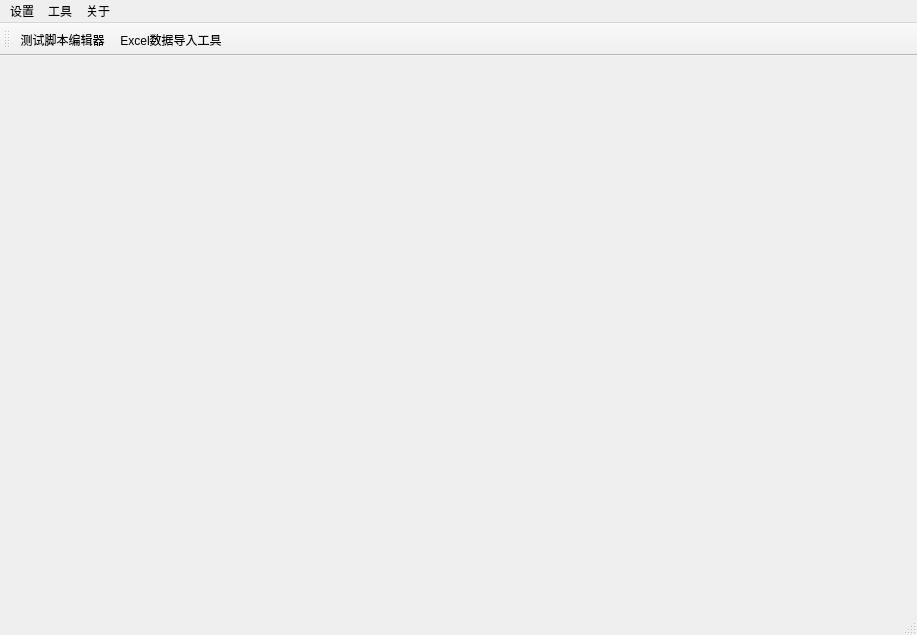
Above: src/NeoToolKits/UI/Form/MainWindowDialog.ui from JaneYih/QT_NeoToolKits before the change. Below: the same form after it.
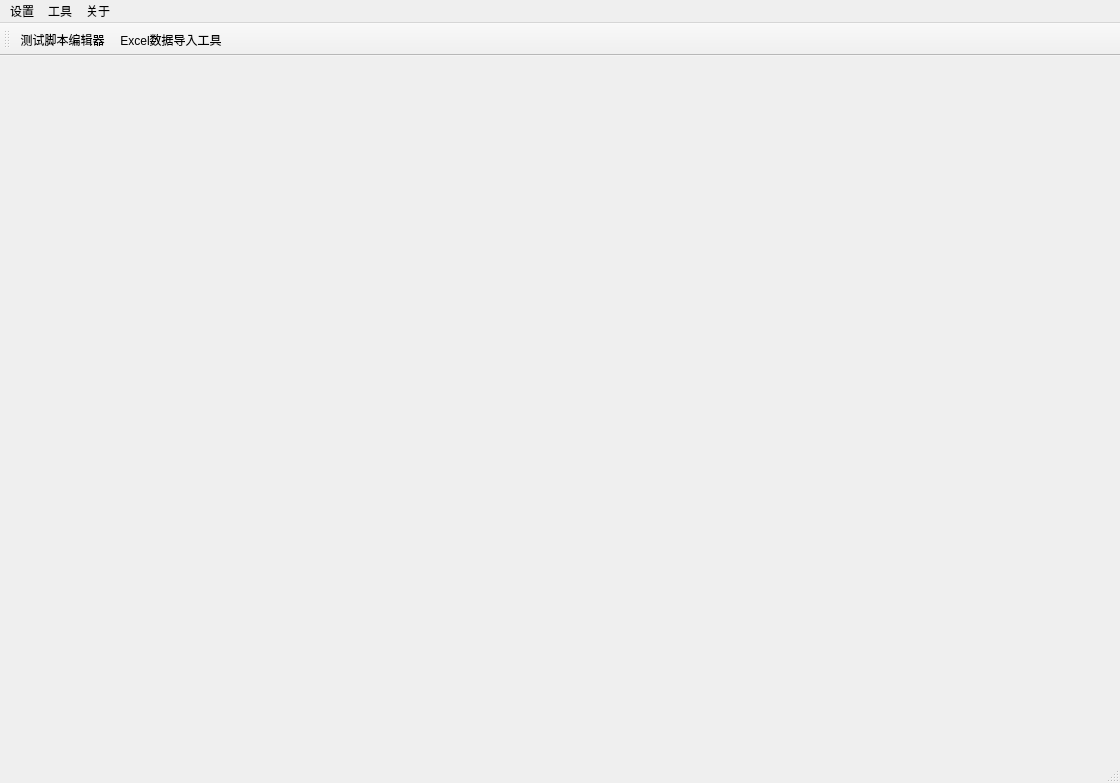
That is the form after the change. Icons and pictures are not drawn.

Commit message: 修改UI布局

Patch:
```diff
--- a/src/NeoToolKits/UI/Form/MainWindowDialog.ui
+++ b/src/NeoToolKits/UI/Form/MainWindowDialog.ui
@@ -6,8 +6,8 @@
    <rect>
     <x>0</x>
     <y>0</y>
-    <width>917</width>
-    <height>635</height>
+    <width>1120</width>
+    <height>783</height>
    </rect>
   </property>
   <property name="windowTitle">
@@ -37,8 +37,8 @@
     <rect>
      <x>0</x>
      <y>0</y>
-     <width>917</width>
-     <height>23</height>
+     <width>1120</width>
+     <height>26</height>
     </rect>
    </property>
    <widget class="QMenu" name="menuAbout">
```
Left out of the diff: 4 changed lines with no effect on the pictures. The commit also changes 2 other files.
